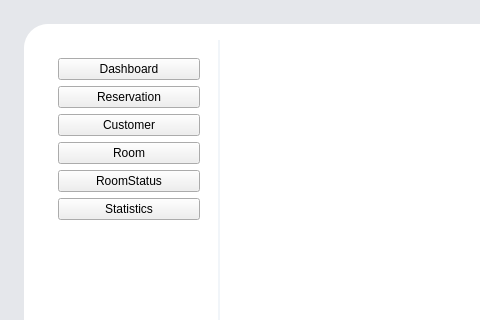
Before: the Qt Designer form src/views/mainwindow.ui in nguyenvuducduy97andrew-ai/OOP_HotelBookingManagementSystem, drawn with Qt 5; both pictures show x 0 to 480 and y 0 to 320 of the 1180 by 700 pixel window.
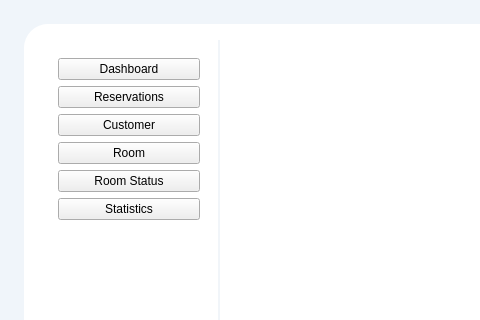
After: the same form once the commit is applied. Icons and pictures are not drawn.

Commit message: change theme, icon menu

```diff
--- a/src/views/mainwindow.ui
+++ b/src/views/mainwindow.ui
@@ -27,9 +27,9 @@
   </property>
   <property name="styleSheet">
    <string notr="true">/* ================= 1. BASE STRUCTURE (rounded-corner fix) ================= */
-QWidget#centralwidget {
-    background-color: #E5E7EB; /* Outer gray background */
-}
+  QWidget#centralwidget {
+      background-color: #F0F5FA; /* Cryptowall Outer gray-blue background */
+  }
 
 QFrame#mainAppContainer {
     background-color: #FFFFFF;
@@ -54,29 +54,30 @@
          border: none;
 }
 
-QPushButton[sidebarBtn=&quot;true&quot;] {
+QPushButton[sidebarBtn="true"] {
     background-color: transparent;
-    color: #A3AED0; /* Gray text while inactive */
+    color: #2B3674; /* Dark blue/black text while inactive */
     border: none;
     text-align: left;
-    padding-left: 20px;
-    font-size: 14px;
+    padding-left: 12px;
+    font-size: 13px;
     font-weight: 600;
-    min-height: 45px;
+    min-height: 42px;
     border-radius: 10px;
+    margin: 4px 10px;
 }
 
-/* Hover state */
-QPushButton[sidebarBtn=&quot;true&quot;]:hover {
-    background-color: #F4F7FE;
-    color: #005BFE;
-}
-
-/* Active button style */
-QPushButton[sidebarBtn=&quot;true&quot;][active=&quot;true&quot;] {
-    background-color: #005BFE; /* Primary blue */
-    color: #FFFFFF; /* White text */
-}
+  /* Hover state */
+  QPushButton[sidebarBtn="true"]:hover {
+      background-color: #F1F5F9; /* Light gray */
+      color: #2B3674;
+  }
+  
+  /* Active button style */
+  QPushButton[sidebarBtn="true"][active="true"] {
+      background-color: #EAF2FF; /* Light blue background */
+      color: #3B58FF; /* Blue text */
+  }
 
 
 /* ================= 3. RIGHT HEADER (title) ================= */
@@ -109,20 +110,20 @@
     font-weight: 500;
 }
 
-QMessageBox QPushButton {
-    background-color: #005BFE;
-    color: #FFFFFF;
-    font-weight: 700;
-    border-radius: 8px;
-    padding: 6px 18px;
-    font-size: 12px;
-    border: none;
-    min-width: 80px;
-}
-
-QMessageBox QPushButton:hover {
-    background-color: #2B7BFF;
-}</string>
+  QMessageBox QPushButton {
+      background-color: #3B58FF;
+      color: #FFFFFF;
+      font-weight: 700;
+      border-radius: 8px;
+      padding: 6px 18px;
+      font-size: 12px;
+      border: none;
+      min-width: 80px;
+  }
+  
+  QMessageBox QPushButton:hover {
+      background-color: #4F6BFF;
+  }</string>
   </property>
   <widget class="QWidget" name="centralwidget">
    <layout class="QGridLayout" name="gridLayout">
@@ -199,7 +200,17 @@
              <item>
               <widget class="QPushButton" name="btnReservation">
                <property name="text">
-                <string>Reservation</string>
+                <string>Reservations</string>
+               </property>
+               <property name="icon">
+                <iconset resource="../resources/resources.qrc">
+                 <normaloff>:/ic_reservation.svg</normaloff>:/ic_reservation.svg</iconset>
+               </property>
+               <property name="iconSize">
+                <size>
+                 <width>22</width>
+                 <height>22</height>
+                </size>
                </property>
                <property name="sidebarBtn" stdset="0">
                 <bool>true</bool>
@@ -229,7 +240,17 @@
              <item>
               <widget class="QPushButton" name="btnRoomStatus">
                <property name="text">
-                <string>RoomStatus</string>
+                <string>Room Status</string>
+               </property>
+               <property name="icon">
+                <iconset resource="../resources/resources.qrc">
+                 <normaloff>:/ic_room_status.svg</normaloff>:/ic_room_status.svg</iconset>
+               </property>
+               <property name="iconSize">
+                <size>
+                 <width>22</width>
+                 <height>22</height>
+                </size>
                </property>
                <property name="sidebarBtn" stdset="0">
                 <bool>true</bool>
```
Left out of the diff: 40 changed lines with no effect on the pictures. The commit also changes 24 other files.
